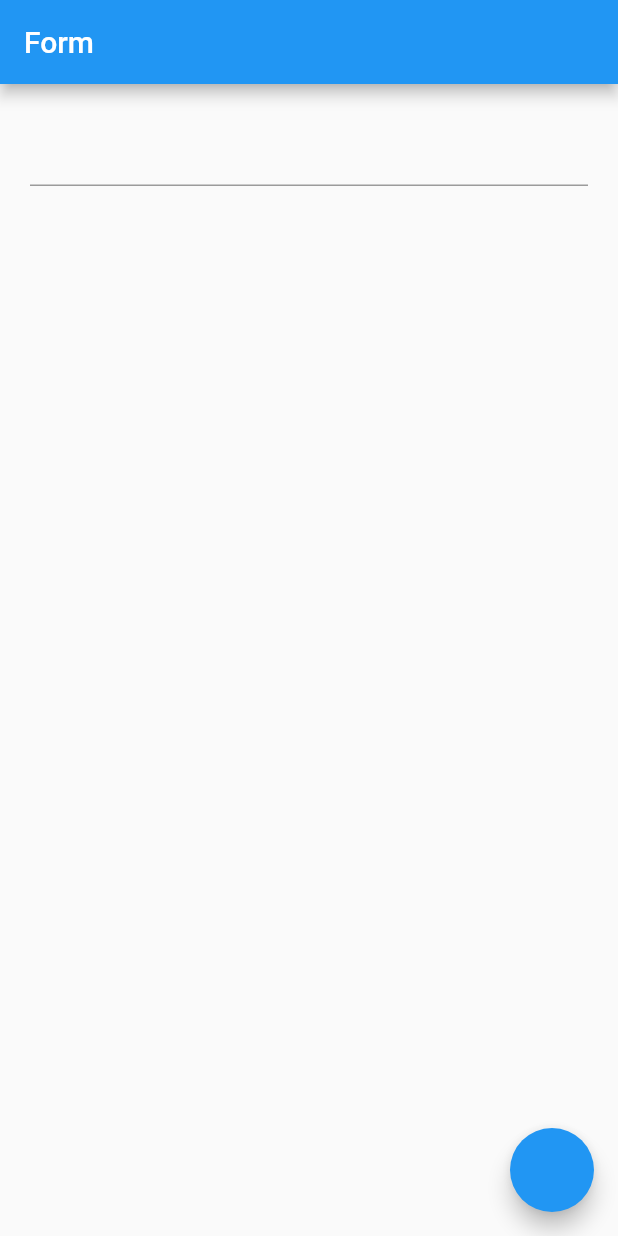
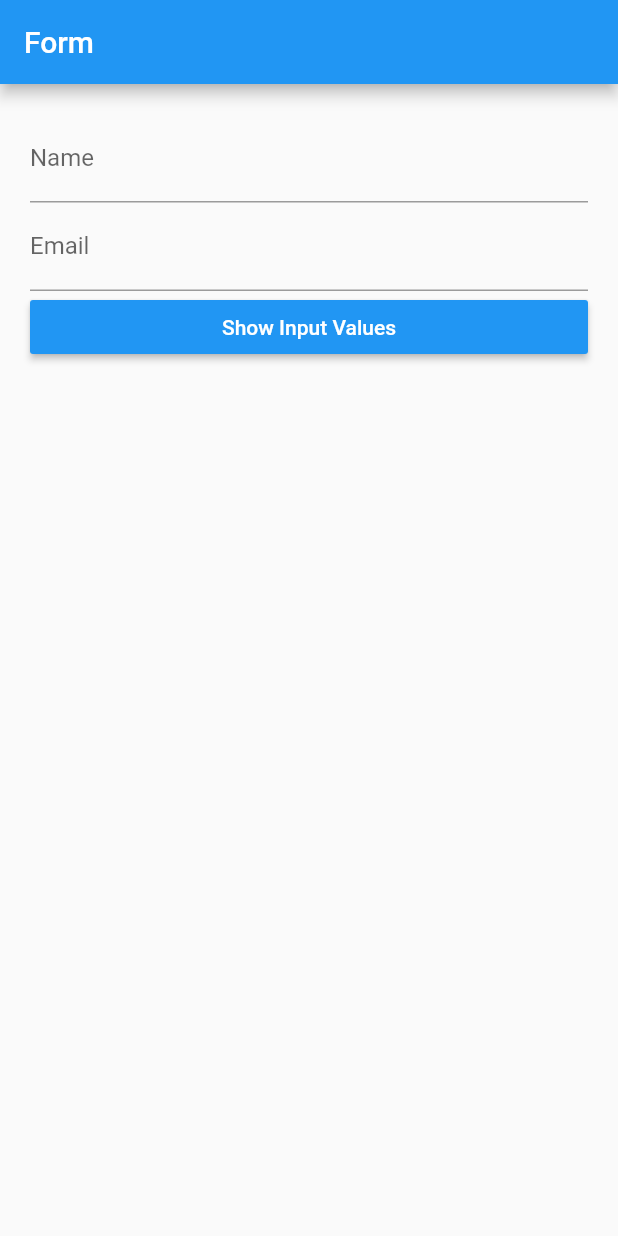
Before and after one commit to 07kamrul/Flutter, a Flutter app: the screen it shows after launch, on a phone screen of 412 x 824 dp. Run offline on Flutter 3.47's test engine with Material 2 defaults, Android fonts, the phone set to English and light mode, and no system bars.

Commit message:
form multiple  values show

```diff
--- a/form_app/lib/showForm.dart
+++ b/form_app/lib/showForm.dart
@@ -1,9 +1,8 @@
 import 'package:flutter/material.dart';
 
-
-class DisplayApp extends StatelessWidget{
+class DisplayApp extends StatelessWidget {
   @override
-  Widget build(BuildContext context){
+  Widget build(BuildContext context) {
     return MaterialApp(
       title: 'Form',
       home: DisplayValue(),
@@ -11,55 +10,102 @@ class DisplayApp extends StatelessWidget{
   }
 }
 
-class DisplayValue extends StatefulWidget{
-
+class DisplayValue extends StatefulWidget {
   @override
   _DisplayValueState createState() => _DisplayValueState();
-
 }
 
-class _DisplayValueState extends State<DisplayValue>{
+class _DisplayValueState extends State<DisplayValue> {
   final nameController = TextEditingController();
   final emailController = TextEditingController();
 
   @override
-  void dispose(){
+  void dispose() {
     nameController.dispose();
     super.dispose();
   }
 
   @override
-  Widget build(BuildContext context){
+  Widget build(BuildContext context) {
+    final Size screenSize = MediaQuery.of(context).size;
+
     return Scaffold(
-      appBar:AppBar(
-        title:Text("Form"),
+      appBar: AppBar(
+        title: Text("Form"),
       ),
       body: Padding(
+
         padding: const EdgeInsets.all(20.0),
-        child: TextField(
+        // child: TextField(
+        //   controller: nameController,
+        // ),
+        //
+        child: new Form(
+          child: new ListView(
+            children: <Widget>[
+              new TextFormField(
                 controller: nameController,
+                keyboardType: TextInputType.text,
+                decoration: new InputDecoration(
+                  hintText: 'Enter your name...',
+                  labelText: 'Name',
                 ),
-        //
-        // child: new Form(
-        //   child: new ListView(
-        //     children: [],
-        //   ),
-        // ),
               ),
-      floatingActionButton: FloatingActionButton(
-        onPressed: (){
+              new TextFormField(
+                controller: emailController,
+                keyboardType: TextInputType.emailAddress,
+                decoration: new InputDecoration(
+                  hintText: 'Enter your email...',
+                  labelText: 'Email',
+                ),
+              ),
+              new Container(
+                width: screenSize.width,
+                child: new RaisedButton(
+                    child: new Text(
+                    'Show Input Values',
+                      style: new TextStyle(color: Colors.white),
+                    ),
+                    onPressed:(){
                       return showDialog(
                           context: context,
                           builder: (context){
-                return AlertDialog(content:Text(nameController.text),
+                            return AlertDialog(
+                              content:Container(
+                                height: 100,
+                                child: Column(
+                                children: [
+                                  Text(nameController.text),
+                                  Text(emailController.text)
+                                ],
+                                ),
+                              ),
                             );
                           },
                       );
                     },
-        tooltip:'Show the value',
-        // child: Icon(Icon.text_fields),
+                  color: Colors.blue,
+
                 ),
+              )
+            ],
+          ),
+        ),
+      ),
+      // floatingActionButton: FloatingActionButton(
+      //   onPressed: () {
+      //     return showDialog(
+      //       context: context,
+      //       builder: (context) {
+      //         return AlertDialog(
+      //           content: Text(nameController.text),
+      //         );
+      //       },
+      //     );
+      //   },
+      //   tooltip: 'Show the value',
+      //   // child: Icon(Icon.text_fields),
+      // ),
     );
   }
-
 }
```
Lines whose indentation alone changed are shown as unchanged.
